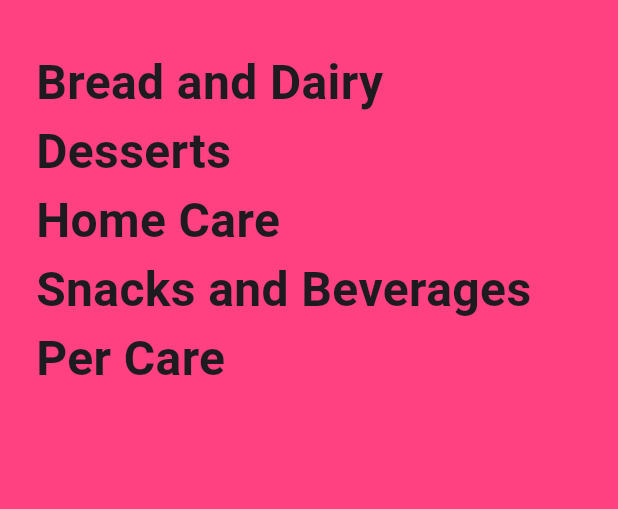
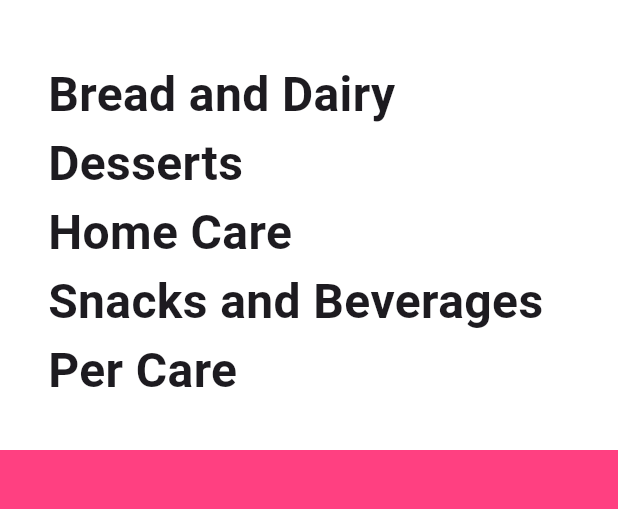
Before and after one commit to Dhannesh/app_listview, a Flutter app: the screen it shows after launch, on a phone screen of 412 x 824 dp, the part 84-593 px from its top. Run offline on Flutter 3.47's test engine with Material 3 defaults, Android fonts, the phone set to English and light mode, and no system bars.

Commit message:
add height width of listview using container

```diff
--- a/lib/main.dart
+++ b/lib/main.dart
@@ -27,9 +27,12 @@ class MyListView extends StatelessWidget {
 
   @override
   Widget build(BuildContext context) {
-    return ListView(
+    return Container(
+      padding: const EdgeInsets.all(8),
+      color: Colors.white,
+      height: 300,
+      child: ListView(
         padding: const EdgeInsets.fromLTRB(24, 32, 24, 32),
-
         children: const <Widget>[
           Text('Bread and Dairy',
               style: TextStyle(fontSize: 32, fontWeight: FontWeight.bold
@@ -52,6 +55,7 @@ class MyListView extends StatelessWidget {
               )
           )
         ],
+      ),
     );
   }
 }
```
Lines whose indentation alone changed are shown as unchanged.
